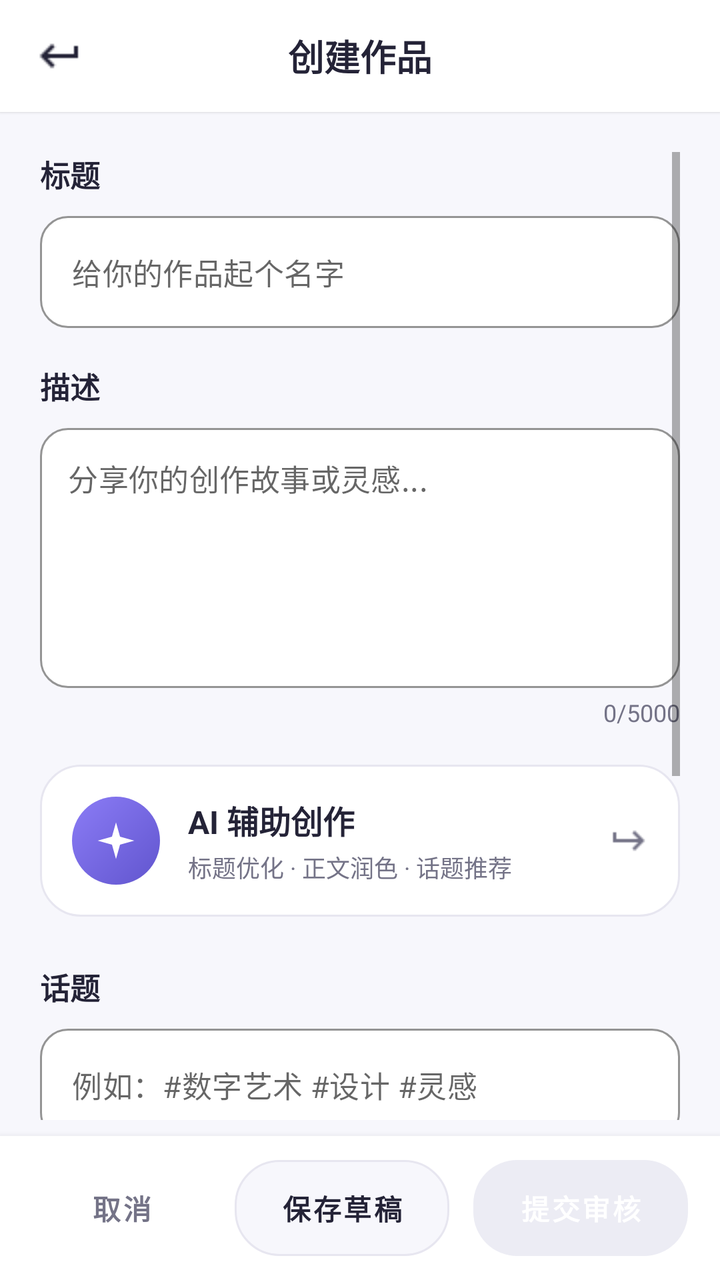
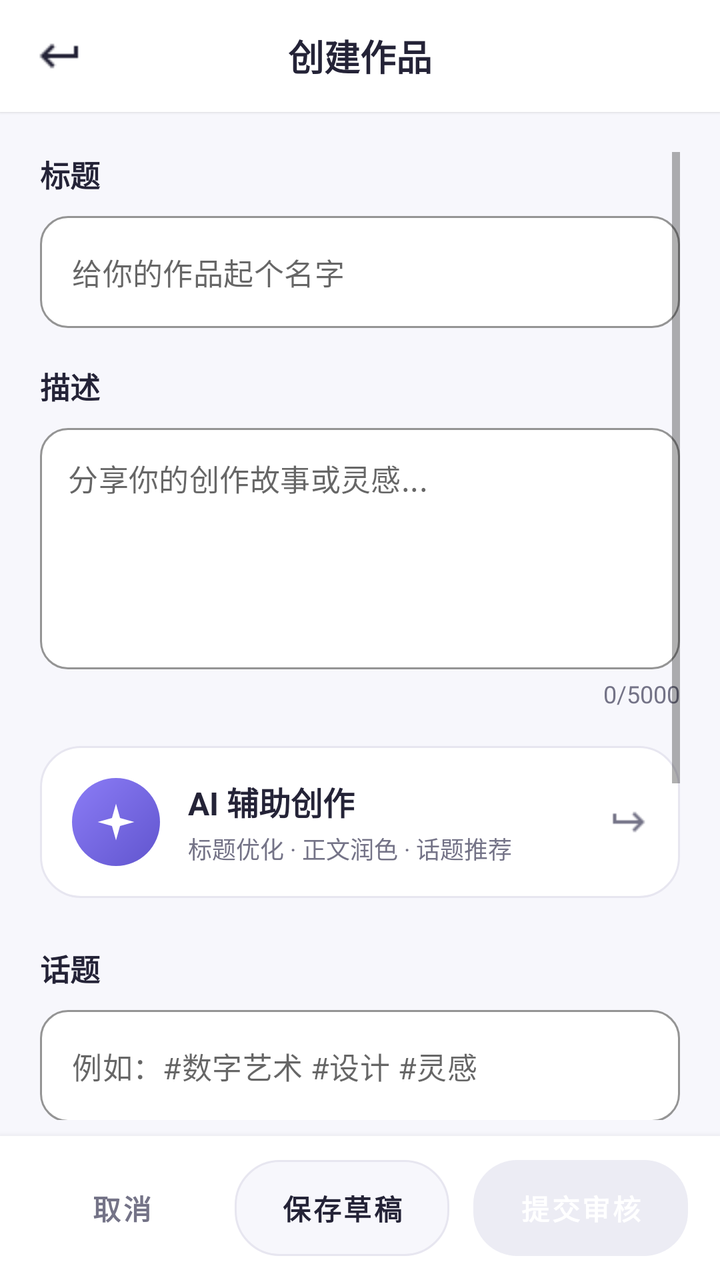

An Android layout rendered at two revisions. The XML below is the earlier revision; the diff shows what the commit changed to produce the second picture.
<!-- AndroidManifest.xml: activity theme Theme.Detail -->
<!-- res/layout/activity_create_work.xml -->
<?xml version="1.0" encoding="utf-8"?>
<LinearLayout xmlns:android="http://schemas.android.com/apk/res/android"
    xmlns:app="http://schemas.android.com/apk/res-auto"
    android:layout_width="match_parent"
    android:layout_height="match_parent"
    android:orientation="vertical"
    android:background="@color/profile_bg">

    
    <LinearLayout
        android:layout_width="match_parent"
        android:layout_height="56dp"
        android:orientation="horizontal"
        android:gravity="center_vertical"
        android:background="@color/profile_surface"
        android:elevation="1dp">

        <ImageView
            android:id="@+id/btn_back"
            android:layout_width="44dp"
            android:layout_height="44dp"
            android:layout_marginStart="8dp"
            android:padding="10dp"
            android:src="@drawable/ic_arrow_back"
            android:contentDescription="@string/back"
            android:background="?attr/selectableItemBackgroundBorderless"
            app:tint="@color/profile_ink" />

        <TextView
            android:id="@+id/create_title"
            android:layout_width="0dp"
            android:layout_height="wrap_content"
            android:layout_weight="1"
            android:text="创建作品"
            android:textSize="18sp"
            android:textStyle="bold"
            android:textColor="@color/profile_ink"
            android:gravity="center" />

        
        <View
            android:layout_width="44dp"
            android:layout_height="44dp"
            android:layout_marginEnd="8dp" />
    </LinearLayout>

    <ScrollView
        android:layout_width="match_parent"
        android:layout_height="0dp"
        android:layout_weight="1"
        android:paddingHorizontal="20dp"
        android:paddingTop="20dp"
        android:paddingBottom="8dp">

        <LinearLayout
            android:layout_width="match_parent"
            android:layout_height="wrap_content"
            android:orientation="vertical">

            
            <TextView
                android:layout_width="match_parent"
                android:layout_height="wrap_content"
                android:text="标题"
                android:textSize="15sp"
                android:textColor="@color/profile_ink"
                android:textStyle="bold"
                android:layout_marginBottom="10dp" />

            <com.google.android.material.textfield.TextInputLayout
                android:layout_width="match_parent"
                android:layout_height="wrap_content"
                android:layout_marginBottom="18dp"
                style="@style/Widget.MaterialComponents.TextInputLayout.OutlinedBox"
                app:hintEnabled="false"
                app:boxBackgroundColor="@color/profile_surface"
                app:boxStrokeColor="@color/profile_border"
                app:boxStrokeWidth="1dp"
                app:boxCornerRadiusTopStart="14dp"
                app:boxCornerRadiusTopEnd="14dp"
                app:boxCornerRadiusBottomStart="14dp"
                app:boxCornerRadiusBottomEnd="14dp">

                <com.google.android.material.textfield.TextInputEditText
                    android:id="@+id/et_title"
                    android:layout_width="match_parent"
                    android:layout_height="wrap_content"
                    android:hint="给你的作品起个名字"
                    android:textColor="@color/profile_ink"
                    android:textSize="15sp"
                    android:maxLines="1"
                    android:singleLine="true" />
            </com.google.android.material.textfield.TextInputLayout>

            
            <TextView
                android:layout_width="match_parent"
                android:layout_height="wrap_content"
                android:text="描述"
                android:textSize="15sp"
                android:textColor="@color/profile_ink"
                android:textStyle="bold"
                android:layout_marginBottom="10dp" />

            <com.google.android.material.textfield.TextInputLayout
                android:layout_width="match_parent"
                android:layout_height="wrap_content"
                style="@style/Widget.MaterialComponents.TextInputLayout.OutlinedBox"
                app:hintEnabled="false"
                app:boxBackgroundColor="@color/profile_surface"
                app:boxStrokeColor="@color/profile_border"
                app:boxStrokeWidth="1dp"
                app:boxCornerRadiusTopStart="14dp"
                app:boxCornerRadiusTopEnd="14dp"
                app:boxCornerRadiusBottomStart="14dp"
                app:boxCornerRadiusBottomEnd="14dp">

                <com.google.android.material.textfield.TextInputEditText
                    android:id="@+id/et_description"
                    android:layout_width="match_parent"
                    android:layout_height="130dp"
                    android:hint="分享你的创作故事或灵感..."
                    android:textColor="@color/profile_ink"
                    android:textSize="15sp"
                    android:gravity="top"
                    android:padding="14dp"
                    android:maxLines="10"
                    android:inputType="textMultiLine" />
            </com.google.android.material.textfield.TextInputLayout>

            
            <TextView
                android:id="@+id/tv_char_count"
                android:layout_width="match_parent"
                android:layout_height="wrap_content"
                android:text="0/5000"
                android:textSize="12sp"
                android:textColor="@color/profile_muted"
                android:gravity="end"
                android:layout_marginTop="4dp"
                android:layout_marginBottom="18dp" />

            <TextView
                android:id="@+id/creation_status"
                android:layout_width="match_parent"
                android:layout_height="wrap_content"
                android:padding="12dp"
                android:accessibilityLiveRegion="polite"
                android:textColor="@color/profile_muted"
                android:visibility="gone" />

            
            <LinearLayout
                android:id="@+id/creation_assist"
                android:layout_width="match_parent"
                android:layout_height="wrap_content"
                android:orientation="horizontal"
                android:gravity="center_vertical"
                android:background="@drawable/bg_ai_entry_card"
                android:foreground="?attr/selectableItemBackground"
                android:clickable="true"
                android:focusable="true"
                android:padding="16dp">

                <FrameLayout
                    android:layout_width="44dp"
                    android:layout_height="44dp"
                    android:background="@drawable/bg_ai_icon_circle">

                    <ImageView
                        android:layout_width="22dp"
                        android:layout_height="22dp"
                        android:layout_gravity="center"
                        android:src="@drawable/ic_sparkle"
                        android:contentDescription="@string/ai_creation_title" />
                </FrameLayout>

                <LinearLayout
                    android:layout_width="0dp"
                    android:layout_height="wrap_content"
                    android:layout_weight="1"
                    android:orientation="vertical"
                    android:layout_marginStart="14dp">

                    <TextView
                        android:layout_width="wrap_content"
                        android:layout_height="wrap_content"
                        android:text="@string/ai_creation_title"
                        android:textSize="16sp"
                        android:textStyle="bold"
                        android:textColor="@color/profile_ink" />

                    <TextView
                        android:layout_width="wrap_content"
                        android:layout_height="wrap_content"
                        android:layout_marginTop="3dp"
                        android:text="@string/ai_creation_entry_subtitle"
                        android:textSize="12sp"
                        android:textColor="@color/profile_muted" />
                </LinearLayout>

                <ImageView
                    android:layout_width="20dp"
                    android:layout_height="20dp"
                    android:rotationY="180"
                    android:src="@drawable/ic_arrow_back"
                    app:tint="@color/profile_muted"
                    android:contentDescription="@string/back" />
            </LinearLayout>

            <TextView
                android:id="@+id/creation_assist_status"
                android:layout_width="match_parent"
                android:layout_height="wrap_content"
                android:layout_marginTop="10dp"
                android:paddingStart="14dp"
                android:paddingEnd="14dp"
                android:paddingTop="10dp"
                android:paddingBottom="10dp"
                android:background="@drawable/bg_status_soft"
                android:accessibilityLiveRegion="polite"
                android:textSize="13sp"
                android:textColor="@color/profile_accent"
                android:visibility="gone" />

            
            <LinearLayout
                android:layout_width="match_parent"
                android:layout_height="wrap_content"
                android:layout_marginTop="6dp"
                android:layout_marginBottom="18dp"
                android:orientation="horizontal">

                <Button
                    android:id="@+id/creation_assist_preview"
                    android:layout_width="0dp"
                    android:layout_height="40dp"
                    android:layout_weight="1"
                    android:background="@android:color/transparent"
                    android:text="查看建议"
                    android:textAllCaps="false"
                    android:textColor="@color/profile_accent"
                    android:textSize="13sp"
                    android:textStyle="bold"
                    android:visibility="gone" />

                <Button
                    android:id="@+id/creation_retry"
                    android:layout_width="0dp"
                    android:layout_height="40dp"
                    android:layout_weight="1"
                    android:background="@android:color/transparent"
                    android:text="@string/creation_retry_read"
                    android:textAllCaps="false"
                    android:textColor="@color/profile_accent"
                    android:textSize="13sp"
                    android:textStyle="bold"
                    android:visibility="gone" />

                <Button
                    android:id="@+id/creation_my_works"
                    android:layout_width="0dp"
                    android:layout_height="40dp"
                    android:layout_weight="1"
                    android:background="@android:color/transparent"
                    android:text="@string/creation_check_my_works"
                    android:textAllCaps="false"
                    android:textColor="@color/profile_accent"
                    android:textSize="13sp"
                    android:textStyle="bold"
                    android:visibility="gone" />

                <Button
                    android:id="@+id/creation_assist_cancel"
                    android:layout_width="0dp"
                    android:layout_height="40dp"
                    android:layout_weight="1"
                    android:background="@android:color/transparent"
                    android:text="跳过 AI"
                    android:textAllCaps="false"
                    android:textColor="@color/profile_muted"
                    android:textSize="13sp"
                    android:visibility="gone" />
            </LinearLayout>

            
            <TextView
                android:layout_width="match_parent"
                android:layout_height="wrap_content"
                android:text="话题"
                android:textSize="15sp"
                android:textColor="@color/profile_ink"
                android:textStyle="bold"
                android:layout_marginBottom="10dp" />

            <com.google.android.material.textfield.TextInputLayout
                android:layout_width="match_parent"
                android:layout_height="wrap_content"
                android:layout_marginBottom="18dp"
                style="@style/Widget.MaterialComponents.TextInputLayout.OutlinedBox"
                app:hintEnabled="false"
                app:boxBackgroundColor="@color/profile_surface"
                app:boxStrokeColor="@color/profile_border"
                app:boxStrokeWidth="1dp"
                app:boxCornerRadiusTopStart="14dp"
                app:boxCornerRadiusTopEnd="14dp"
                app:boxCornerRadiusBottomStart="14dp"
                app:boxCornerRadiusBottomEnd="14dp">

                <com.google.android.material.textfield.TextInputEditText
                    android:id="@+id/et_hashtags"
                    android:layout_width="match_parent"
                    android:layout_height="wrap_content"
                    android:hint="例如：#数字艺术 #设计 #灵感"
                    android:textColor="@color/profile_ink"
                    android:textSize="15sp"
                    android:maxLines="2" />
            </com.google.android.material.textfield.TextInputLayout>

            
            <TextView
                android:layout_width="match_parent"
                android:layout_height="wrap_content"
                android:text="添加媒体"
                android:textSize="15sp"
                android:textColor="@color/profile_ink"
                android:textStyle="bold"
                android:layout_marginBottom="10dp" />

            <LinearLayout
                android:layout_width="match_parent"
                android:layout_height="wrap_content"
                android:orientation="horizontal"
                android:layout_marginBottom="12dp">

                <com.google.android.material.button.MaterialButton
                    android:id="@+id/btn_add_image"
                    android:layout_width="0dp"
                    android:layout_height="74dp"
                    android:layout_weight="1"
                    android:layout_marginEnd="8dp"
                    style="@style/Widget.MaterialComponents.Button.OutlinedButton"
                    android:background="@drawable/bg_add_media_tile"
                    app:backgroundTint="@null"
                    app:icon="@drawable/plus"
                    app:iconTint="@color/profile_accent"
                    android:text="添加图片"
                    android:textAllCaps="false"
                    android:textColor="@color/profile_accent"
                    android:textSize="14sp"
                    android:textStyle="bold" />

                <com.google.android.material.button.MaterialButton
                    android:id="@+id/btn_add_video"
                    android:layout_width="0dp"
                    android:layout_height="74dp"
                    android:layout_weight="1"
                    android:layout_marginStart="8dp"
                    style="@style/Widget.MaterialComponents.Button.OutlinedButton"
                    android:background="@drawable/bg_add_media_tile"
                    app:backgroundTint="@null"
                    app:icon="@drawable/plus"
                    app:iconTint="@color/profile_accent"
                    android:text="添加视频"
                    android:textAllCaps="false"
                    android:textColor="@color/profile_accent"
                    android:textSize="14sp"
                    android:textStyle="bold" />
            </LinearLayout>

            
            <LinearLayout
                android:id="@+id/media_preview_container"
                android:layout_width="match_parent"
                android:layout_height="wrap_content"
                android:orientation="horizontal"
                android:layout_marginBottom="6dp"
                android:minHeight="96dp" />

            
            <TextView
                android:id="@+id/tv_media_count"
                android:layout_width="match_parent"
                android:layout_height="wrap_content"
                android:text="0 张图片"
                android:textSize="12sp"
                android:textColor="@color/profile_muted"
                android:layout_marginBottom="24dp" />
        </LinearLayout>
    </ScrollView>

    
    <LinearLayout
        android:layout_width="match_parent"
        android:layout_height="wrap_content"
        android:orientation="horizontal"
        android:gravity="center_vertical"
        android:background="@color/profile_surface"
        android:elevation="6dp"
        android:paddingHorizontal="16dp"
        android:paddingVertical="12dp">

        <Button
            android:id="@+id/btn_cancel"
            android:layout_width="0dp"
            android:layout_height="48dp"
            android:layout_weight="1"
            android:layout_marginEnd="8dp"
            android:background="@android:color/transparent"
            android:text="取消"
            android:textAllCaps="false"
            android:textColor="@color/profile_muted"
            android:textSize="14sp"
            android:textStyle="bold" />

        <Button
            android:id="@+id/btn_save"
            android:layout_width="0dp"
            android:layout_height="48dp"
            android:layout_weight="1.2"
            android:layout_marginHorizontal="4dp"
            android:background="@drawable/bg_button_secondary"
            app:backgroundTint="@null"
            android:text="保存草稿"
            android:textAllCaps="false"
            android:textColor="@color/profile_ink"
            android:textSize="14sp"
            android:textStyle="bold"
            android:enabled="false" />

        <Button
            android:id="@+id/btn_publish"
            android:layout_width="0dp"
            android:layout_height="48dp"
            android:layout_weight="1.2"
            android:layout_marginStart="8dp"
            android:background="@drawable/bg_button_primary"
            app:backgroundTint="@null"
            android:text="提交审核"
            android:textAllCaps="false"
            android:textColor="@android:color/white"
            android:textSize="14sp"
            android:textStyle="bold"
            android:enabled="false" />
    </LinearLayout>
</LinearLayout>
<!-- resources referenced by this layout -->
<resources>
  <color name="profile_accent">#6155CE</color>
  <color name="profile_bg">#F7F7FC</color>
  <color name="profile_border">#E7E6F0</color>
  <color name="profile_ink">#242337</color>
  <color name="profile_muted">#747387</color>
  <color name="profile_surface">#FFFFFF</color>
  <!-- drawable bg_ai_entry_card (drawable) -->
  <?xml version="1.0" encoding="utf-8"?>
  <shape xmlns:android="http://schemas.android.com/apk/res/android"
      android:shape="rectangle">
      <solid android:color="@color/profile_surface" />
      <stroke android:width="1dp" android:color="@color/profile_border" />
      <corners android:radius="20dp" />
  </shape>
  <!-- drawable bg_ai_icon_circle (drawable) -->
  <?xml version="1.0" encoding="utf-8"?>
  <shape xmlns:android="http://schemas.android.com/apk/res/android"
      android:shape="oval">
      <gradient
          android:startColor="@color/profile_accent"
          android:endColor="#8B7CF6"
          android:angle="135" />
  </shape>
  <!-- drawable bg_button_primary (drawable) -->
  <?xml version="1.0" encoding="utf-8"?>
  <selector xmlns:android="http://schemas.android.com/apk/res/android">
      <item android:state_enabled="true">
          <shape android:shape="rectangle">
              <solid android:color="@color/deep_blue" />
              <corners android:radius="@dimen/radius_pill" />
          </shape>
      </item>
      <item android:state_enabled="false">
          <shape android:shape="rectangle">
              <solid android:color="@color/placeholder_base" />
              <corners android:radius="@dimen/radius_pill" />
          </shape>
      </item>
  </selector>
  <!-- drawable bg_status_soft (drawable) -->
  <?xml version="1.0" encoding="utf-8"?>
  <shape xmlns:android="http://schemas.android.com/apk/res/android"
      android:shape="rectangle">
      <solid android:color="@color/profile_soft" />
      <corners android:radius="12dp" />
  </shape>
  <!-- drawable ic_sparkle (drawable) -->
  <?xml version="1.0" encoding="utf-8"?>
  <vector xmlns:android="http://schemas.android.com/apk/res/android"
      android:width="20dp"
      android:height="20dp"
      android:viewportWidth="24"
      android:viewportHeight="24">
      <path
          android:fillColor="#FFFFFF"
          android:pathData="M12,2 L14.2,9.8 L22,12 L14.2,14.2 L12,22 L9.8,14.2 L2,12 L9.8,9.8 Z" />
  </vector>
  <string name="ai_creation_entry_subtitle">标题优化 · 正文润色 · 话题推荐</string>
  <string name="ai_creation_title">AI 辅助创作</string>
  <string name="back">返回</string>
  <string name="creation_check_my_works">查看我的作品</string>
  <string name="creation_retry_read">重新核对作品状态</string>
  <style name="Theme.Detail" parent="Theme.MaterialComponents.DayNight.NoActionBar">
          
          <item name="android:statusBarColor">@android:color/transparent</item>
          <item name="android:windowLightStatusBar">true</item>
  
          
          <item name="android:navigationBarColor">@color/white</item>
  
          
          <item name="android:windowBackground">@color/white</item>
          <item name="android:windowTranslucentStatus">true</item>
  
          
          <item name="materialButtonStyle">@style/Widget.MaterialComponents.Button</item>
      </style>
  <color name="deep_blue">#FF0D47A1</color>
  <dimen name="radius_pill">22dp</dimen>
  <color name="placeholder_base">#FFECECF4</color>
  <color name="profile_soft">#EFEDFF</color>
  <color name="white">#FFFFFFFF</color>
  <!-- unchanged entries left out for length: 4 -->
</resources>

<!-- the commit's change to res/layout/activity_create_work.xml (unified diff, before → after) -->
@@ -118,13 +118,13 @@
                 <com.google.android.material.textfield.TextInputEditText
                     android:id="@+id/et_description"
                     android:layout_width="match_parent"
-                    android:layout_height="130dp"
+                    android:layout_height="wrap_content"
+                    android:minLines="5"
                     android:hint="分享你的创作故事或灵感..."
                     android:textColor="@color/profile_ink"
                     android:textSize="15sp"
                     android:gravity="top"
                     android:padding="14dp"
-                    android:maxLines="10"
                     android:inputType="textMultiLine" />
             </com.google.android.material.textfield.TextInputLayout>
 
